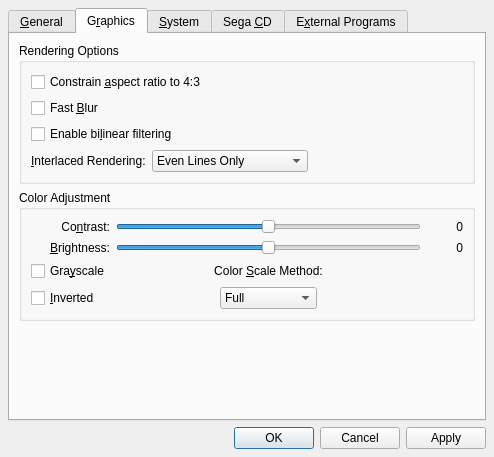
Old version of the form src/gens-qt4/ui/GeneralConfigWindow.ui in the repository GerbilSoft/gens-gs-ii.
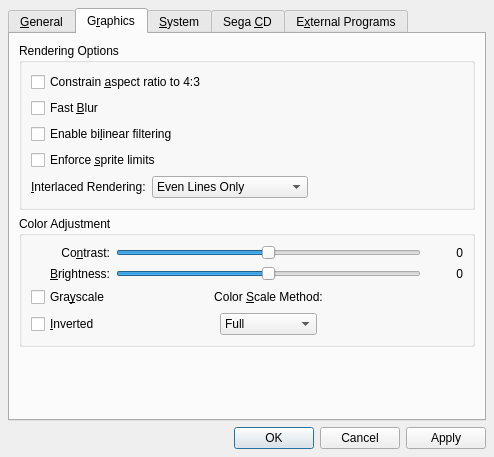
New version of the form. The open tabs and pages were chosen to show the change. Custom widgets are drawn as their Qt base class.

Commit message:
[gens-qt4] Reimplemented the "Sprite LImits" option.
Note that the option has been moved from the Graphics menu to the
General Configuration window. Sprite Limits should be turned on
for most games, and it's unlikely that the user would repeatedly
switch Sprite Limits on and off all the time.

Patch:
```diff
--- a/src/gens-qt4/ui/GeneralConfigWindow.ui
+++ b/src/gens-qt4/ui/GeneralConfigWindow.ui
@@ -351,6 +351,13 @@
              </property>
             </widget>
            </item>
+           <item>
+            <widget class="QCheckBox" name="chkSpriteLimits">
+             <property name="text">
+              <string>Enforce &amp;sprite limits</string>
+             </property>
+            </widget>
+           </item>
            <item>
             <layout class="QHBoxLayout" name="hboxInterlacedMode">
              <item>
```
Left out of the diff: 1 changed line with no effect on the pictures. The commit also changes 7 other files.
